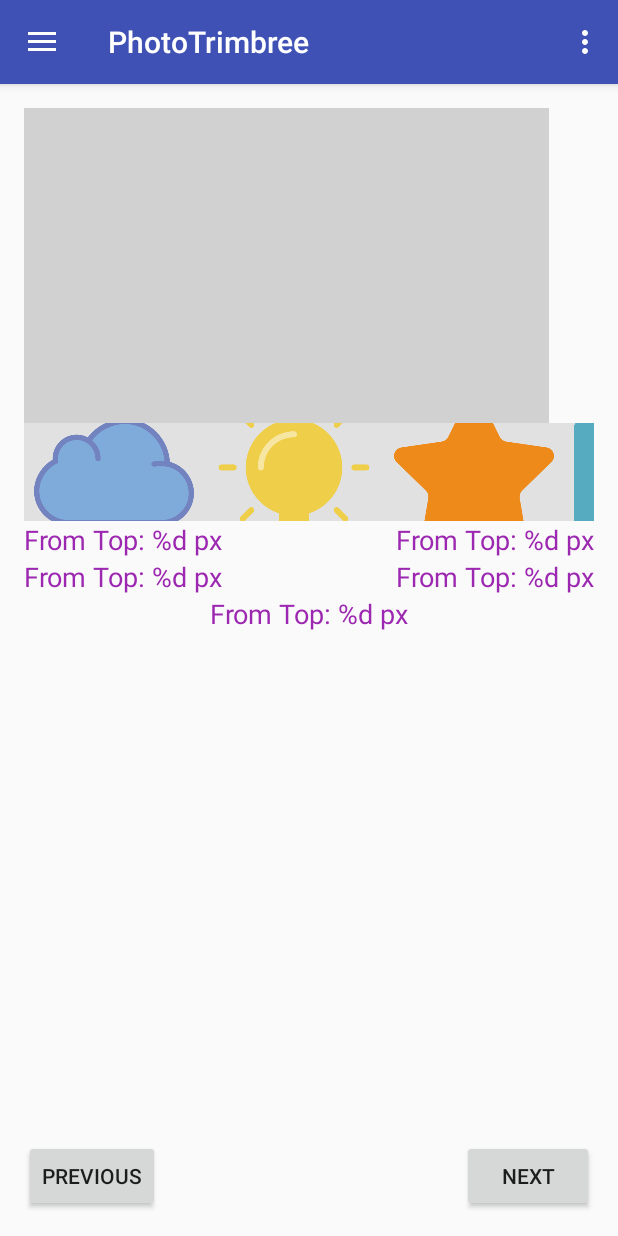
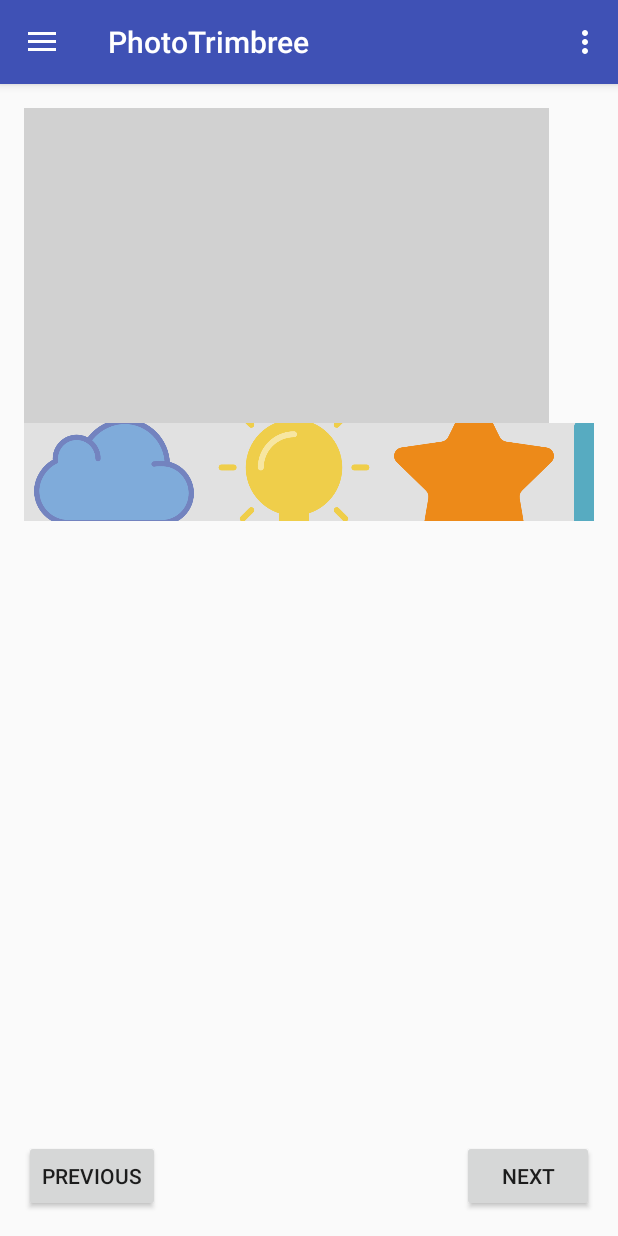
Before and after one commit to llzarunll/Zibbeo-PhotoTimbree---BomNuiiArm, an Android app: the ZPTStickerComposerView screen opened directly, with no data from a screen before it, on a phone screen of 412 x 824 dp. Run offline under Robolectric (Android 15) with nearby library versions, the phone set to English and light mode, and no system bars; 2 statements that could not run were skipped.

Commit message:
1. แก้ไขกรณีไม่สามารถเปิดหน้าสติกเกอร์ได้ 2. แก้ไขการเก็บรูปในอาเรย์ 3. นำส่วนข้อความแสดงตำแหน่งออก

```diff
--- a/app/src/main/java/com/zibbeo/phototrimbree/PostCard/ZPTStickerComposerView.java
+++ b/app/src/main/java/com/zibbeo/phototrimbree/PostCard/ZPTStickerComposerView.java
@@ -44,10 +44,9 @@ public class ZPTStickerComposerView extends BaseNavigationDrawer {
     FrameLayout canvas;
     LinearLayout StickerBar;
     int stickerCount = 0;
-    TextView label1, label2, label3, label4, label5;
     ArrayList<stickerListItem> stickerItems = new ArrayList<stickerListItem>();
     String Name;
-    ImageView selectStickerImage = new ImageView(this);
+    ImageView selectStickerImage;
 
     /*Nuii*/
     databaseClass mDatabaseClass;
@@ -59,7 +58,7 @@ public class ZPTStickerComposerView extends BaseNavigationDrawer {
 
     public static class stickerListItem {
         public static String stickerIndex;
-        public Bitmap StickerImage;
+        public Bitmap stickerImage;
         public float rotateX;
         public float rotateY;
         public float scaleX;
@@ -67,9 +66,9 @@ public class ZPTStickerComposerView extends BaseNavigationDrawer {
         public float moveX;
         public float moveY;
 
-        public stickerListItem(String stickerIndex, Bitmap StickerImage, float rotateX, float rotateY, float scaleX, float scaleY, float moveX, float moveY) {
+        public stickerListItem(String stickerIndex, Bitmap stickerImage, float rotateX, float rotateY, float scaleX, float scaleY, float moveX, float moveY) {
             this.stickerIndex = stickerIndex;
-            this.StickerImage = StickerImage;
+            this.stickerImage = stickerImage;
             this.rotateX = rotateX;
             this.rotateY = rotateY;
             this.scaleX = scaleX;
@@ -79,7 +78,6 @@ public class ZPTStickerComposerView extends BaseNavigationDrawer {
         }
     }
 
-
     @Override
     protected void onCreate(Bundle savedInstanceState) {
         super.onCreate(savedInstanceState);
@@ -87,13 +85,13 @@ public class ZPTStickerComposerView extends BaseNavigationDrawer {
         contentView = inflater.inflate(R.layout.zpt_sticker_composer_view, null, false);
         mDrawerLayout.addView(contentView, 0);
 
+        /*Show Image from Image Composer*/
         Bundle extras = getIntent().getExtras();
         byte[] byteArray = extras.getByteArray("picture");
-
         Bitmap bmp = BitmapFactory.decodeByteArray(byteArray, 0, byteArray.length);
         ImageView image = (ImageView) findViewById(R.id.imageView);
+        image.setImageBitmap(bmp);
 
-        image.setImageBitmap(bmp);
         init();
         getSticker();
 
@@ -127,7 +125,6 @@ public class ZPTStickerComposerView extends BaseNavigationDrawer {
         if (stickerTemplateID4 != null) {
             GetSticker4( stickerTemplateID4 );
         }
-
     }
 
     @Override
@@ -137,7 +134,7 @@ public class ZPTStickerComposerView extends BaseNavigationDrawer {
         nextButton.setOnClickListener(new View.OnClickListener() {
             @Override
             public void onClick(View view) {
-/*                *//*Convert Bitmap to Byte Array*//*
+                /*Convert Bitmap to Byte Array*//*
                 FrameLayout savedImage = (FrameLayout) findViewById(R.id.canvasView);
                 savedImage.setDrawingCacheEnabled(true);
                 savedImage.buildDrawingCache();
@@ -238,14 +235,10 @@ public class ZPTStickerComposerView extends BaseNavigationDrawer {
         previousButton = (Button) findViewById(R.id.previousButton);
         canvas = (FrameLayout) findViewById(R.id.canvasView);
         StickerBar = (LinearLayout) findViewById(R.id.StickerBar);
-        label1 = (TextView) findViewById(R.id.label1);
-        label2 = (TextView) findViewById(R.id.label2);
-        label3 = (TextView) findViewById(R.id.label3);
-        label4 = (TextView) findViewById(R.id.label4);
-        label5 = (TextView) findViewById(R.id.label5);
     }
 
     private void getSticker() {
+
         /*Get Sticker from Drawable*/
         final Drawable Stickers[] =
         {
@@ -254,11 +247,12 @@ public class ZPTStickerComposerView extends BaseNavigationDrawer {
             getResources().getDrawable(R.drawable.star),
             getResources().getDrawable(R.drawable.camera),
             getResources().getDrawable(R.drawable.photos),
-                        getResources().getDrawable(R.drawable.alarm),
+            /*getResources().getDrawable(R.drawable.alarm),
             getResources().getDrawable(R.drawable.hourglass),
-                        getResources().getDrawable(R.drawable.like),
+            getResources().getDrawable(R.drawable.like),*/
             getResources().getDrawable(R.drawable.noimage)
         };
+
         /*Add Stickers to Sticker Bar*/
         for (int i = 0; i < Stickers.length; i++) {
             final ImageView ib_view = new ImageView(this);
@@ -282,36 +276,17 @@ public class ZPTStickerComposerView extends BaseNavigationDrawer {
                                 canvas.removeView(iv_sticker);
                             }
                         });
+
                         canvas.addView(iv_sticker);
                         iv_sticker.owner_id = String.valueOf(stickerCount);
 
-                        selectStickerImage.setImageDrawable(Stickers[v.getId()]);
-
-                        Bitmap StickerImage = selectStickerImage.getDrawingCache();
-                        /*iv_sticker.setDrawingCacheEnabled(true);
-                        iv_sticker.buildDrawingCache();
-                        Bitmap StickerImage = iv_sticker.getDrawingCache();*/
-
+                        Bitmap StickerImage = v.getDrawingCache();
                         stickerItems.add(new stickerListItem(iv_sticker.owner_id, StickerImage, -1, -1, -1, -1, -1, -1));
                         stickerCount++;
                         /*iv_sticker.setControlItemsHidden(true);*/
-
-                        iv_sticker.setOnFocusChangeListener(new View.OnFocusChangeListener() {
-                            public void onFocusChange(View view, boolean hasFocus) {
-                                iv_sticker.setControlItemsHidden(!hasFocus);
-                            }
-                        });
-
-
                         iv_sticker.setOnTouchListener(new View.OnTouchListener() {
                             @Override
                             public boolean onTouch(View view, MotionEvent event) {
-                                /*iv_sticker.setOnFocusChangeListener(new View.OnFocusChangeListener() {
-                                    public void onFocusChange(View view, boolean hasFocus) {
-                                        iv_sticker.setControlItemsHidden(hasFocus);
-                                    }
-                                });*/
-
                                 if (view.getTag().equals("DraggableViewGroup")) {
                                     switch (event.getAction()) {
                                         case MotionEvent.ACTION_DOWN:
@@ -339,6 +314,13 @@ public class ZPTStickerComposerView extends BaseNavigationDrawer {
                                                 }
                                             }
                                             break;
+                                        /*case MotionEvent.:
+                                            iv_sticker.setOnFocusChangeListener(new View.OnFocusChangeListener() {
+                                                public void onFocusChange(View view, boolean hasFocus) {
+                                                    iv_sticker.setControlItemsHidden(hasFocus);
+                                                }
+                                            });
+                                            break;*/
                                     }
                                 } else if (view.getTag().equals("iv_scale")) {
                                     switch (event.getAction()) {
@@ -354,11 +336,9 @@ public class ZPTStickerComposerView extends BaseNavigationDrawer {
                                             iv_sticker.rotate_orgX = event.getRawX();
                                             iv_sticker.rotate_orgY = event.getRawY();
 
-                                            iv_sticker.centerX = iv_sticker.getX() +
-                                                    ((View) iv_sticker.getParent()).getX() +
+                                            iv_sticker.centerX = iv_sticker.getX() + ((View) iv_sticker.getParent()).getX() +
                                                     (float) iv_sticker.getWidth() / 2;
 
-                                            //double statusBarHeight = Math.ceil(25 * getContext().getResources().getDisplayMetrics().density);
                                             int result = 0;
                                             int resourceId = getResources().getIdentifier("status_bar_height", "dimen", "android");
                                             if (resourceId > 0) {
@@ -420,15 +400,20 @@ public class ZPTStickerComposerView extends BaseNavigationDrawer {
                                             iv_sticker.requestLayout();
                                             break;
                                         case MotionEvent.ACTION_UP:
+                                            for(stickerListItem SelectItem : stickerItems){
+                                                if (stickerListItem.stickerIndex.equals (iv_sticker.owner_id)){
+                                                    SelectItem.rotateX = iv_sticker.getRotationX();
+                                                    SelectItem.rotateY = iv_sticker.getRotationY();
+                                                    SelectItem.scaleX = iv_sticker.getScaleX();
+                                                    SelectItem.scaleY = iv_sticker.getScaleY();
+                                                    SelectItem.moveX = iv_sticker.getX();
+                                                    SelectItem.moveY = iv_sticker.getY();
                                                     break;
                                                 }
                                             }
-                                Name = iv_sticker.owner_id;
-                                label1.setText(Float.toString(iv_sticker.getX()));
-                                label2.setText(Float.toString(iv_sticker.getY()));
-                                label3.setText(Double.toString(iv_sticker.getScaleX()));
-                                label4.setText(Double.toString(iv_sticker.getScaleY()));
-                                label5.setText("Sticker Name : " + stickerItems.size());
+                                            break;
+                                    }
+                                }
                                 return true;
                             }
                         });
@@ -507,26 +492,26 @@ public class ZPTStickerComposerView extends BaseNavigationDrawer {
 
     //Set Sticker 1
     public void setSticker1() {
-        sticker1 = BitmapToByte(stickerItems.get(1).StickerImage);//byte[] : sticker
+        sticker1 = BitmapToByte(stickerItems.get(1).stickerImage);//byte[] : sticker
         sticker1_x = stickerItems.get(1).moveX; //Float : x
         sticker1_y = stickerItems.get(1).moveY; //Float : y
     }
 
     //Set Sticker 2
     public void setSticker2() {
-        sticker2 = BitmapToByte(stickerItems.get(2).StickerImage);//byte[] : sticker
+        sticker2 = BitmapToByte(stickerItems.get(2).stickerImage);//byte[] : sticker
         sticker2_x = stickerItems.get(2).moveX;//Float : x
         sticker2_y = stickerItems.get(2).moveY;//Float : y
     }
 
     public void setSticker3() {
-        sticker3 = BitmapToByte(stickerItems.get(3).StickerImage);//byte[] : sticker
+        sticker3 = BitmapToByte(stickerItems.get(3).stickerImage);//byte[] : sticker
         sticker3_x = stickerItems.get(3).moveX;//Float : x
         sticker3_y = stickerItems.get(3).moveY;//Float : y
     }
 
     public void setSticker4() {
-        sticker4 = BitmapToByte(stickerItems.get(4).StickerImage);//byte[] : sticker
+        sticker4 = BitmapToByte(stickerItems.get(4).stickerImage);//byte[] : sticker
         sticker4_x = stickerItems.get(4).moveX;//Float : x
         sticker4_y = stickerItems.get(4).moveY;//Float : y
     }
--- a/app/src/main/res/layout/zpt_sticker_composer_view.xml
+++ b/app/src/main/res/layout/zpt_sticker_composer_view.xml
@@ -43,51 +43,6 @@
             android:layout_marginRight="5dip"/>
     </HorizontalScrollView>
 
-    <TextView
-        android:id="@+id/label1"
-        android:layout_width="wrap_content"
-        android:layout_height="wrap_content"
-        android:text="From Top: %d px"
-        android:textColor="#9c27b0"
-        android:textSize="18sp"
-        android:layout_below="@+id/thumbnails_scroll_view"
-        android:layout_alignParentStart="true" />
-    <TextView
-        android:id="@+id/label2"
-        android:layout_width="wrap_content"
-        android:layout_height="wrap_content"
-        android:text="From Top: %d px"
-        android:textColor="#9c27b0"
-        android:textSize="18sp"
-        android:layout_alignTop="@+id/label1"
-        android:layout_alignParentEnd="true" />
-    <TextView
-        android:id="@+id/label3"
-        android:layout_width="wrap_content"
-        android:layout_height="wrap_content"
-        android:text="From Top: %d px"
-        android:textColor="#9c27b0"
-        android:textSize="18sp"
-        android:layout_below="@+id/label1"
-        android:layout_alignParentStart="true" />
-    <TextView
-        android:id="@+id/label4"
-        android:layout_width="wrap_content"
-        android:layout_height="wrap_content"
-        android:text="From Top: %d px"
-        android:textColor="#9c27b0"
-        android:textSize="18sp"
-        android:layout_alignTop="@+id/label3"
-        android:layout_alignParentEnd="true" />
-    <TextView
-        android:id="@+id/label5"
-        android:layout_width="wrap_content"
-        android:layout_height="wrap_content"
-        android:text="From Top: %d px"
-        android:textColor="#9c27b0"
-        android:textSize="18sp"
-        android:layout_below="@+id/label3"
-        android:layout_centerHorizontal="true" />
     <Button
         android:layout_width="wrap_content"
         android:layout_height="wrap_content"
```
Lines whose indentation alone changed are shown as unchanged.
